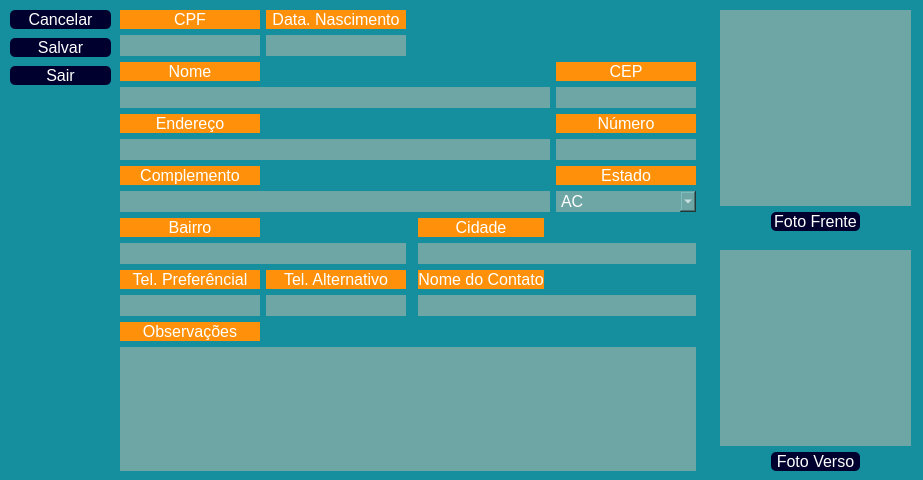
megatrommendes/MegaPetz, file View/UI/frmcadastraalteracliente.ui: the form before one commit.
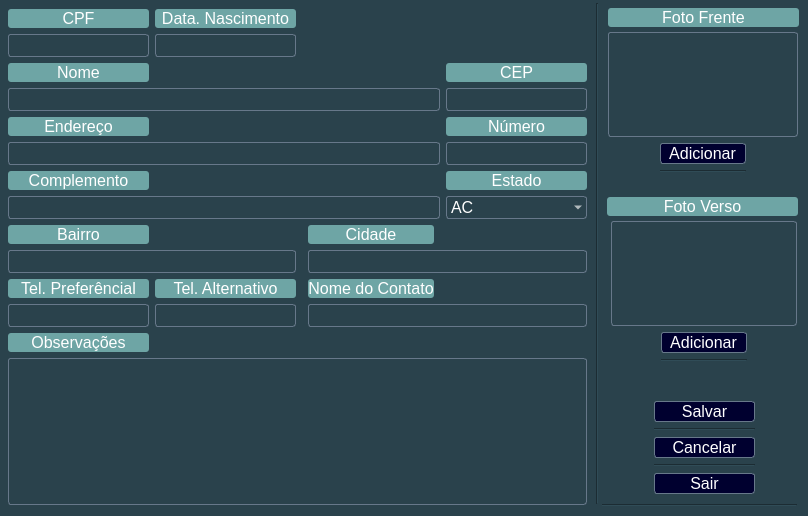
The form after the commit. Icons and pictures are not drawn.

```diff
--- a/View/UI/frmcadastraalteracliente.ui
+++ b/View/UI/frmcadastraalteracliente.ui
@@ -9,8 +9,8 @@
    <rect>
     <x>0</x>
     <y>0</y>
-    <width>923</width>
-    <height>480</height>
+    <width>808</width>
+    <height>516</height>
    </rect>
   </property>
   <property name="sizePolicy">
@@ -48,7 +48,7 @@
     <normaloff>imagens/icon-cachorro-marrom-30.png</normaloff>imagens/icon-cachorro-marrom-30.png</iconset>
   </property>
   <property name="styleSheet">
-   <string notr="true">background-color: rgb(21, 143, 157);</string>
+   <string notr="true">background-color:rgb(42, 66, 76);</string>
   </property>
   <property name="iconSize">
    <size>
@@ -60,10 +60,10 @@
    <widget class="QWidget" name="gridLayoutWidget">
     <property name="geometry">
      <rect>
-      <x>120</x>
-      <y>10</y>
+      <x>8</x>
+      <y>9</y>
       <width>591</width>
-      <height>461</height>
+      <height>496</height>
      </rect>
     </property>
     <layout class="QGridLayout" name="gridLayout_2">
@@ -79,8 +79,8 @@
        </property>
        <property name="styleSheet">
         <string notr="true">color: rgb(255, 255, 255);
-background-color: rgb(255, 145, 10);
-border-radius:0px</string>
+background-color:rgb(110, 165, 165);
+border-radius:3px</string>
        </property>
        <property name="text">
         <string>Tel. Preferêncial</string>
@@ -102,8 +102,8 @@
        </property>
        <property name="styleSheet">
         <string notr="true">color: rgb(255, 255, 255);
-background-color: rgb(255, 145, 10);
-border-radius:0px</string>
+background-color:rgb(110, 165, 165);
+border-radius:3px</string>
        </property>
        <property name="text">
         <string>Observações</string>
@@ -122,8 +122,8 @@
        </property>
        <property name="styleSheet">
         <string notr="true">color: rgb(255, 255, 255);
-background-color: rgb(255, 145, 10);
-border-radius:0px</string>
+background-color:rgb(110, 165, 165);
+border-radius:3px</string>
        </property>
        <property name="text">
         <string>Data. Nascimento</string>
@@ -145,8 +145,8 @@
        </property>
        <property name="styleSheet">
         <string notr="true">color: rgb(255, 255, 255);
-background-color: rgb(255, 145, 10);
-border-radius:0px</string>
+background-color:rgb(110, 165, 165);
+border-radius:3px</string>
        </property>
        <property name="text">
         <string>CEP</string>
@@ -168,8 +168,11 @@
        </property>
        <property name="styleSheet">
         <string notr="true">color: rgb(255, 255, 255);
-background-color:rgb(110, 165, 165);
-border-radius:0px</string>
+        background-color: transparent;
+        border-style: solid;
+        border-width: 1px;
+        border-color: rgb(103, 120, 138);
+border-radius:3px;</string>
        </property>
        <property name="maxLength">
         <number>60</number>
@@ -188,8 +191,8 @@
        </property>
        <property name="styleSheet">
         <string notr="true">color: rgb(255, 255, 255);
-background-color: rgb(255, 145, 10);
-border-radius:0px</string>
+background-color:rgb(110, 165, 165);
+border-radius:3px</string>
        </property>
        <property name="text">
         <string>Cidade</string>
@@ -211,8 +214,8 @@
        </property>
        <property name="styleSheet">
         <string notr="true">color: rgb(255, 255, 255);
-background-color: rgb(255, 145, 10);
-border-radius:0px</string>
+background-color:rgb(110, 165, 165);
+border-radius:3px</string>
        </property>
        <property name="text">
         <string>Bairro</string>
@@ -231,8 +234,11 @@
        </property>
        <property name="styleSheet">
         <string notr="true">color: rgb(255, 255, 255);
-background-color:rgb(110, 165, 165);
-border-radius:0px</string>
+        background-color: transparent;
+        border-style: solid;
+        border-width: 1px;
+        border-color: rgb(103, 120, 138);
+border-radius:3px;</string>
        </property>
        <property name="inputMask">
         <string notr="true"/>
@@ -260,8 +266,8 @@
        </property>
        <property name="styleSheet">
         <string notr="true">color: rgb(255, 255, 255);
-background-color: rgb(255, 145, 10);
-border-radius:0px</string>
+background-color:rgb(110, 165, 165);
+border-radius:3px</string>
        </property>
        <property name="text">
         <string>Número</string>
@@ -280,8 +286,11 @@
        </property>
        <property name="styleSheet">
         <string notr="true">color: rgb(255, 255, 255);
-background-color:rgb(110, 165, 165);
-border-radius:0px</string>
+        background-color: transparent;
+        border-style: solid;
+        border-width: 1px;
+        border-color: rgb(103, 120, 138);
+border-radius:3px;</string>
        </property>
        <property name="maxLength">
         <number>40</number>
@@ -297,8 +306,11 @@
        </property>
        <property name="styleSheet">
         <string notr="true">color: rgb(255, 255, 255);
-background-color:rgb(110, 165, 165);
-border-radius:0px</string>
+        background-color: transparent;
+        border-style: solid;
+        border-width: 1px;
+        border-color: rgb(103, 120, 138);
+border-radius:3px;</string>
        </property>
        <property name="maxLength">
         <number>62</number>
@@ -317,8 +329,11 @@
        </property>
        <property name="styleSheet">
         <string notr="true">color: rgb(255, 255, 255);
-background-color:rgb(110, 165, 165);
-border-radius:0px</string>
+        background-color: transparent;
+        border-style: solid;
+        border-width: 1px;
+        border-color: rgb(103, 120, 138);
+border-radius:3px;</string>
        </property>
        <property name="maxLength">
         <number>62</number>
@@ -337,8 +352,8 @@
        </property>
        <property name="styleSheet">
         <string notr="true">color: rgb(255, 255, 255);
-background-color: rgb(255, 145, 10);
-border-radius:0px</string>
+background-color:rgb(110, 165, 165);
+border-radius:3px</string>
        </property>
        <property name="text">
         <string>Nome do Contato</string>
@@ -360,8 +375,8 @@
        </property>
        <property name="styleSheet">
         <string notr="true">color: rgb(255, 255, 255);
-background-color: rgb(255, 145, 10);
-border-radius:0px</string>
+background-color:rgb(110, 165, 165);
+border-radius:3px</string>
        </property>
        <property name="text">
         <string>Nome</string>
@@ -383,8 +398,8 @@
        </property>
        <property name="styleSheet">
         <string notr="true">color: rgb(255, 255, 255);
-background-color: rgb(255, 145, 10);
-border-radius:0px</string>
+background-color:rgb(110, 165, 165);
+border-radius:3px</string>
        </property>
        <property name="text">
         <string>Complemento</string>
@@ -406,8 +421,11 @@
        </property>
        <property name="styleSheet">
         <string notr="true">color: rgb(255, 255, 255);
-background-color:rgb(110, 165, 165);
-border-radius:0px</string>
+        background-color: transparent;
+        border-style: solid;
+        border-width: 1px;
+        border-color: rgb(103, 120, 138);
+border-radius:3px;</string>
        </property>
        <property name="maxLength">
         <number>40</number>
@@ -426,8 +444,8 @@
        </property>
        <property name="styleSheet">
         <string notr="true">color: rgb(255, 255, 255);
-background-color: rgb(255, 145, 10);
-border-radius:0px</string>
+background-color:rgb(110, 165, 165);
+border-radius:3px</string>
        </property>
        <property name="text">
         <string>CPF</string>
@@ -446,8 +464,11 @@
        </property>
        <property name="styleSheet">
         <string notr="true">color: rgb(255, 255, 255);
-background-color:rgb(110, 165, 165);
-border-radius:0px</string>
+        background-color: transparent;
+        border-style: solid;
+        border-width: 1px;
+        border-color: rgb(103, 120, 138);
+border-radius:3px;</string>
        </property>
        <property name="maxLength">
         <number>62</number>
@@ -463,8 +484,11 @@
        </property>
        <property name="styleSheet">
         <string notr="true">color: rgb(255, 255, 255);
-background-color:rgb(110, 165, 165);
-border-radius:0px</string>
+        background-color: transparent;
+        border-style: solid;
+        border-width: 1px;
+        border-color: rgb(103, 120, 138);
+border-radius:3px;</string>
        </property>
        <property name="inputMask">
         <string/>
@@ -486,8 +510,11 @@
        </property>
        <property name="styleSheet">
         <string notr="true">color: rgb(255, 255, 255);
-background-color:rgb(110, 165, 165);
-border-radius:0px</string>
+        background-color: transparent;
+        border-style: solid;
+        border-width: 1px;
+        border-color: rgb(103, 120, 138);
+border-radius:3px;</string>
        </property>
        <property name="inputMask">
         <string/>
@@ -509,8 +536,11 @@
        </property>
        <property name="styleSheet">
         <string notr="true">color: rgb(255, 255, 255);
-background-color:rgb(110, 165, 165);
-border-radius:0px</string>
+        background-color: transparent;
+        border-style: solid;
+        border-width: 1px;
+        border-color: rgb(103, 120, 138);
+border-radius:3px;</string>
        </property>
        <property name="inputMask">
         <string/>
@@ -535,8 +565,11 @@
        </property>
        <property name="styleSheet">
         <string notr="true">color: rgb(255, 255, 255);
-background-color:rgb(110, 165, 165);
-border-radius:0px</string>
+        background-color: transparent;
+        border-style: solid;
+        border-width: 1px;
+        border-color: rgb(103, 120, 138);;
+border-radius:3px</string>
        </property>
        <item>
         <property name="text">
@@ -687,8 +720,8 @@
        </property>
        <property name="styleSheet">
         <string notr="true">color: rgb(255, 255, 255);
-background-color: rgb(255, 145, 10);
-border-radius:0px</string>
+background-color:rgb(110, 165, 165);
+border-radius:3px</string>
        </property>
        <property name="text">
         <string>Estado</string>
@@ -710,8 +743,11 @@
        </property>
        <property name="styleSheet">
         <string notr="true">color: rgb(255, 255, 255);
-background-color:rgb(110, 165, 165);
-border-radius:0px</string>
+        background-color: transparent;
+        border-style: solid;
+        border-width: 1px;
+        border-color: rgb(103, 120, 138);;
+border-radius:3px</string>
        </property>
        <property name="inputMask">
         <string notr="true"/>
@@ -742,8 +778,8 @@
        </property>
        <property name="styleSheet">
         <string notr="true">color: rgb(255, 255, 255);
-background-color: rgb(255, 145, 10);
-border-radius:0px</string>
+background-color:rgb(110, 165, 165);
+border-radius:3px</string>
        </property>
        <property name="text">
         <string>Tel. Alternativo</string>
@@ -762,8 +798,11 @@
        </property>
        <property name="styleSheet">
         <string notr="true">color: rgb(255, 255, 255);
-background-color:rgb(110, 165, 165);
-border-radius:0px</string>
+        background-color: transparent;
+        border-style: solid;
+        border-width: 1px;
+        border-color: rgb(103, 120, 138);
+border-radius:3px;</string>
        </property>
        <property name="inputMask">
         <string/>
@@ -785,8 +824,11 @@
        </property>
        <property name="styleSheet">
         <string notr="true">color: rgb(255, 255, 255);
-background-color:rgb(110, 165, 165);
-border-radius:0px</string>
+        background-color: transparent;
+        border-style: solid;
+        border-width: 1px;
+        border-color: rgb(103, 120, 138);
+border-radius:3px;</string>
        </property>
       </widget>
      </item>
@@ -802,8 +844,8 @@
        </property>
        <property name="styleSheet">
         <string notr="true">color: rgb(255, 255, 255);
-background-color: rgb(255, 145, 10);
-border-radius:0px</string>
+background-color:rgb(110, 165, 165);
+border-radius:3px</string>
        </property>
        <property name="text">
         <string>Endereço</string>
@@ -831,15 +873,21 @@
    <widget class="QWidget" name="gridLayoutWidget_2">
     <property name="geometry">
      <rect>
-      <x>720</x>
-      <y>10</y>
-      <width>191</width>
-      <height>221</height>
+      <x>608</x>
+      <y>32</y>
+      <width>190</width>
+      <height>141</height>
      </rect>
     </property>
     <layout class="QGridLayout" name="gridLayout_3">
-     <item row="1" column="1" colspan="2">
+     <item row="1" column="1">
       <widget class="QPushButton" name="btn_abre_formcapturaimagem_frente">
+       <property name="sizePolicy">
+        <sizepolicy hsizetype="Fixed" vsizetype="Fixed">
+         <horstretch>0</horstretch>
+         <verstretch>0</verstretch>
+        </sizepolicy>
+       </property>
        <property name="font">
         <font>
          <pointsize>12</pointsize>
@@ -852,7 +900,10 @@
         <string notr="true">QPushButton{
 color:rgb(255,255, 255);
 background-color: rgb(0, 0, 47);
-border-radius:5px}
+        border-style: solid;
+        border-width: 1px;
+        border-color: rgb(103, 120, 138);
+border-radius:3px}
 
 QPushButton:hover{
 color: rgb(0, 0, 47);
@@ -863,12 +914,11 @@
     background-color: qradialgradient(cx: 0.5, cy: 0.5, radius: 1, fx: 0.5, fy: 0.5,
         stop: 0 rgb(255, 255, 255));
     border-color: rgb(0, 0, 47);
-}
-
+border-radius:3px}
 </string>
        </property>
        <property name="text">
-        <string>Foto Frente</string>
+        <string>  Adicionar  </string>
        </property>
        <property name="icon">
         <iconset>
@@ -876,7 +926,7 @@
        </property>
       </widget>
      </item>
-     <item row="0" column="0" colspan="4">
+     <item row="0" column="0" colspan="3">
       <widget class="QLabel" name="imagemcamera_frontal_label">
        <property name="minimumSize">
         <size>
@@ -892,85 +942,21 @@
        </property>
        <property name="styleSheet">
         <string notr="true">color: rgb(255, 255, 255);
-background-color:rgb(110, 165, 165);
-border-radius:0px</string>
+        background-color: transparent;
+        border-style: solid;
+        border-width: 1px;
+        border-color: rgb(103, 120, 138);
+border-radius:3px;</string>
        </property>
        <property name="text">
         <string/>
        </property>
       </widget>
      </item>
-    </layout>
-   </widget>
-   <widget class="QWidget" name="gridLayoutWidget_3">
-    <property name="geometry">
-     <rect>
-      <x>720</x>
-      <y>250</y>
-      <width>191</width>
-      <height>221</height>
-     </rect>
-    </property>
-    <layout class="QGridLayout" name="gridLayout_4">
-     <item row="1" column="1" colspan="2">
-      <widget class="QPushButton" name="btn_abre_formcapturaimagem_tras">
-       <property name="font">
-        <font>
-         <pointsize>12</pointsize>
-        </font>
-       </property>
-       <property name="cursor">
-        <cursorShape>PointingHandCursor</cursorShape>
-       </property>
-       <property name="styleSheet">
-        <string notr="true">QPushButton{
-color:rgb(255,255, 255);
-background-color: rgb(0, 0, 47);
-border-radius:5px}
-
-QPushButton:hover{
-color: rgb(0, 0, 47);
-background-color: rgb(192, 206, 255);
-border-radius:5px}
-
-QPushButton:pressed {
-    background-color: qradialgradient(cx: 0.5, cy: 0.5, radius: 1, fx: 0.5, fy: 0.5,
-        stop: 0 rgb(255, 255, 255));
-    border-color: rgb(0, 0, 47);
-}
-
-</string>
-       </property>
-       <property name="text">
-        <string>Foto Verso</string>
-       </property>
-       <property name="icon">
-        <iconset>
-         <normaloff>../../imagens/icons8-câmera-24.png</normaloff>../../imagens/icons8-câmera-24.png</iconset>
-       </property>
-      </widget>
-     </item>
-     <item row="0" column="0" colspan="4">
-      <widget class="QLabel" name="imagemcamera_tras_label">
-       <property name="minimumSize">
-        <size>
-         <width>0</width>
-         <height>0</height>
-        </size>
-       </property>
-       <property name="maximumSize">
-        <size>
-         <width>500</width>
-         <height>500</height>
-        </size>
-       </property>
-       <property name="styleSheet">
-        <string notr="true">color: rgb(255, 255, 255);
-background-color:rgb(110, 165, 165);
-border-radius:0px</string>
-       </property>
-       <property name="text">
-        <string/>
+     <item row="2" column="1">
+      <widget class="Line" name="line_5">
+       <property name="orientation">
+        <enum>Qt::Horizontal</enum>
        </property>
       </widget>
      </item>
@@ -979,51 +965,13 @@
    <widget class="QWidget" name="verticalLayoutWidget">
     <property name="geometry">
      <rect>
-      <x>10</x>
-      <y>7</y>
+      <x>654</x>
+      <y>401</y>
       <width>101</width>
-      <height>81</height>
+      <height>96</height>
      </rect>
     </property>
     <layout class="QVBoxLayout" name="verticalLayout">
-     <item>
-      <widget class="QPushButton" name="btn_cli_cancelar">
-       <property name="font">
-        <font>
-         <pointsize>12</pointsize>
-        </font>
-       </property>
-       <property name="cursor">
-        <cursorShape>PointingHandCursor</cursorShape>
-       </property>
-       <property name="styleSheet">
-        <string notr="true">QPushButton{
-color:rgb(255,255, 255);
-background-color: rgb(0, 0, 47);
-border-radius:5px}
-
-QPushButton:hover{
-color: rgb(0, 0, 47);
-background-color: rgb(192, 206, 255);
-border-radius:5px}
-
-QPushButton:pressed {
-    background-color: qradialgradient(cx: 0.5, cy: 0.5, radius: 1, fx: 0.5, fy: 0.5,
-        stop: 0 rgb(255, 255, 255));
-    border-color: rgb(0, 0, 47);
-}
-
-</string>
-       </property>
-       <property name="text">
-        <string>Cancelar</string>
-       </property>
-       <property name="icon">
-        <iconset>
-         <normaloff>../../imagens/icon-add.png</normaloff>../../imagens/icon-add.png</iconset>
-       </property>
-      </widget>
-     </item>
      <item>
       <widget class="QPushButton" name="btn_cli_cadastrar">
        <property name="font">
@@ -1038,7 +986,10 @@
         <string notr="true">QPushButton{
 color:rgb(255,255, 255);
 background-color: rgb(0, 0, 47);
-border-radius:5px}
+        border-style: solid;
+        border-width: 1px;
+        border-color: rgb(103, 120, 138);
+border-radius:3px}
 
 QPushButton:hover{
 color: rgb(0, 0, 47);
@@ -1049,8 +1000,7 @@
     background-color: qradialgradient(cx: 0.5, cy: 0.5, radius: 1, fx: 0.5, fy: 0.5,
         stop: 0 rgb(255, 255, 255));
     border-color: rgb(0, 0, 47);
-}
-
+border-radius:3px}
 </string>
        </property>
        <property name="text">
@@ -1062,6 +1012,63 @@
        </property>
       </widget>
      </item>
+     <item>
+      <widget class="Line" name="line_3">
+       <property name="orientation">
+        <enum>Qt::Horizontal</enum>
+       </property>
+      </widget>
+     </item>
+     <item>
+      <widget class="QPushButton" name="btn_cli_cancelar">
+       <property name="font">
+        <font>
+         <pointsize>12</pointsize>
+        </font>
+       </property>
+       <property name="cursor">
+        <cursorShape>PointingHandCursor</cursorShape>
+       </property>
+       <property name="styleSheet">
+        <string notr="true">QPushButton{
+color:rgb(255,255, 255);
+background-color: rgb(0, 0, 47);
+        border-style: solid;
+        border-width: 1px;
+        border-color: rgb(103, 120, 138);
+border-radius:3px}
+
+QPushButton:hover{
+color: rgb(0, 0, 47);
+background-color: rgb(192, 206, 255);
+        border-style: solid;
+        border-width: 1px;
+        border-color: rgb(103, 120, 138);
+border-radius:3px}
+
+QPushButton:pressed {
+    background-color: qradialgradient(cx: 0.5, cy: 0.5, radius: 1, fx: 0.5, fy: 0.5,
+        stop: 0 rgb(255, 255, 255));
+    border-color: rgb(0, 0, 47);
+border-radius:3px}
+</string>
+       </property>
+       <property name="text">
+        <string>Cancelar</string>
+       </property>
+       <property name="icon">
+        <iconset>
+         <normaloff>../../imagens/icon-add.png</normaloff>../../imagens/icon-add.png</iconset>
+       </property>
+      </widget>
+     </item>
+     <item>
+      <widget class="Line" name="line_2">
+       <property name="orientation">
+        <enum>Qt::Horizontal</enum>
+       </property>
+      </widget>
+     </item>
      <item>
       <widget class="QPushButton" name="btn_cli_sair">
        <property name="font">
@@ -1076,7 +1083,10 @@
         <string notr="true">QPushButton{
 color:rgb(255,255, 255);
 background-color: rgb(0, 0, 47);
-border-radius:5px}
+        border-style: solid;
+        border-width: 1px;
+        border-color: rgb(103, 120, 138);
+border-radius:3px}
 
 QPushButton:hover{
 color: rgb(0, 0, 47);
@@ -1087,8 +1097,7 @@
     background-color: qradialgradient(cx: 0.5, cy: 0.5, radius: 1, fx: 0.5, fy: 0.5,
         stop: 0 rgb(255, 255, 255));
     border-color: rgb(0, 0, 47);
-}
-
+border-radius:3px}
 </string>
        </property>
        <property name="text">
@@ -1102,6 +1111,217 @@
      </item>
     </layout>
    </widget>
+   <widget class="QWidget" name="gridLayoutWidget_4">
+    <property name="geometry">
+     <rect>
+      <x>607</x>
+      <y>221</y>
+      <width>195</width>
+      <height>141</height>
+     </rect>
+    </property>
+    <layout class="QGridLayout" name="gridLayout_5">
+     <item row="1" column="1">
+      <widget class="QPushButton" name="btn_abre_formcapturaimagem_tras">
+       <property name="sizePolicy">
+        <sizepolicy hsizetype="Fixed" vsizetype="Fixed">
+         <horstretch>0</horstretch>
+         <verstretch>0</verstretch>
+        </sizepolicy>
+       </property>
+       <property name="font">
+        <font>
+         <pointsize>12</pointsize>
+        </font>
+       </property>
+       <property name="cursor">
+        <cursorShape>PointingHandCursor</cursorShape>
+       </property>
+       <property name="styleSheet">
+        <string notr="true">QPushButton{
+color:rgb(255,255, 255);
+background-color: rgb(0, 0, 47);
+        border-style: solid;
+        border-width: 1px;
+        border-color: rgb(103, 120, 138);
+border-radius:3px}
+
+QPushButton:hover{
+color: rgb(0, 0, 47);
+background-color: rgb(192, 206, 255);
+        border-style: solid;
+        border-width: 1px;
+        border-color: rgb(103, 120, 138);
+border-radius:3px}
+
+QPushButton:pressed {
+    background-color: qradialgradient(cx: 0.5, cy: 0.5, radius: 1, fx: 0.5, fy: 0.5,
+        stop: 0 rgb(255, 255, 255));
+    border-color: rgb(0, 0, 47);
+border-radius:3px}
+</string>
+       </property>
+       <property name="text">
+        <string>  Adicionar  </string>
+       </property>
+       <property name="icon">
+        <iconset>
+         <normaloff>../../imagens/icons8-câmera-24.png</normaloff>../../imagens/icons8-câmera-24.png</iconset>
+       </property>
+      </widget>
+     </item>
+     <item row="1" column="2">
+      <spacer name="horizontalSpacer_2">
+       <property name="orientation">
+        <enum>Qt::Horizontal</enum>
+       </property>
+       <property name="sizeType">
+        <enum>QSizePolicy::Fixed</enum>
+       </property>
+       <property name="sizeHint" stdset="0">
+        <size>
+         <width>40</width>
+         <height>20</height>
+        </size>
+       </property>
+      </spacer>
+     </item>
+     <item row="1" column="0">
+      <spacer name="horizontalSpacer">
+       <property name="orientation">
+        <enum>Qt::Horizontal</enum>
+       </property>
+       <property name="sizeType">
+        <enum>QSizePolicy::Fixed</enum>
+       </property>
+       <property name="sizeHint" stdset="0">
+        <size>
+         <width>40</width>
+         <height>20</height>
+        </size>
+       </property>
+      </spacer>
+     </item>
+     <item row="2" column="1">
+      <widget class="Line" name="line_4">
+       <property name="orientation">
+        <enum>Qt::Horizontal</enum>
+       </property>
+      </widget>
+     </item>
+     <item row="0" column="0" colspan="3">
+      <widget class="QLabel" name="imagemcamera_tras_label">
+       <property name="minimumSize">
+        <size>
+         <width>0</width>
+         <height>0</height>
+        </size>
+       </property>
+       <property name="maximumSize">
+        <size>
+         <width>500</width>
+         <height>500</height>
+        </size>
+       </property>
+       <property name="styleSheet">
+        <string notr="true">color: rgb(255, 255, 255);
+        background-color: transparent;
+        border-style: solid;
+        border-width: 1px;
+        border-color: rgb(103, 120, 138);;
+border-radius:3px</string>
+       </property>
+       <property name="text">
+        <string/>
+       </property>
+      </widget>
+     </item>
+    </layout>
+   </widget>
+   <widget class="Line" name="line_6">
+    <property name="geometry">
+     <rect>
+      <x>587</x>
+      <y>3</y>
+      <width>20</width>
+      <height>501</height>
+     </rect>
+    </property>
+    <property name="orientation">
+     <enum>Qt::Vertical</enum>
+    </property>
+   </widget>
+   <widget class="QLabel" name="cad_cli_imagem_frente">
+    <property name="geometry">
+     <rect>
+      <x>608</x>
+      <y>8</y>
+      <width>191</width>
+      <height>19</height>
+     </rect>
+    </property>
+    <property name="font">
+     <font>
+      <pointsize>12</pointsize>
+     </font>
+    </property>
+    <property name="layoutDirection">
+     <enum>Qt::LeftToRight</enum>
+    </property>
+    <property name="styleSheet">
+     <string notr="true">color: rgb(255, 255, 255);
+background-color:rgb(110, 165, 165);
+border-radius:3px</string>
+    </property>
+    <property name="text">
+     <string>Foto Frente</string>
+    </property>
+    <property name="alignment">
+     <set>Qt::AlignCenter</set>
+    </property>
+   </widget>
+   <widget class="QLabel" name="cad_cli_imagem_tras">
+    <property name="geometry">
+     <rect>
+      <x>607</x>
+      <y>197</y>
+      <width>191</width>
+      <height>19</height>
+     </rect>
+    </property>
+    <property name="font">
+     <font>
+      <pointsize>12</pointsize>
+     </font>
+    </property>
+    <property name="layoutDirection">
+     <enum>Qt::LeftToRight</enum>
+    </property>
+    <property name="styleSheet">
+     <string notr="true">color: rgb(255, 255, 255);
+background-color:rgb(110, 165, 165);
+border-radius:3px</string>
+    </property>
+    <property name="text">
+     <string>Foto Verso</string>
+    </property>
+    <property name="alignment">
+     <set>Qt::AlignCenter</set>
+    </property>
+   </widget>
+   <widget class="Line" name="line_8">
+    <property name="geometry">
+     <rect>
+      <x>602</x>
+      <y>495</y>
+      <width>195</width>
+      <height>20</height>
+     </rect>
+    </property>
+    <property name="orientation">
+     <enum>Qt::Horizontal</enum>
+    </property>
+   </widget>
   </widget>
  </widget>
  <tabstops>
```
Left out of the diff: 16 changed lines with no effect on the pictures.
